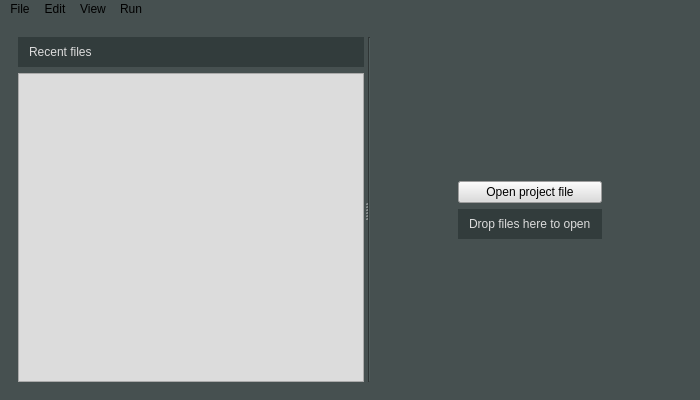
Above: gui/ui_files/mainwindow.ui from OSUDSL/pydre before the change. Below: the same form after it.
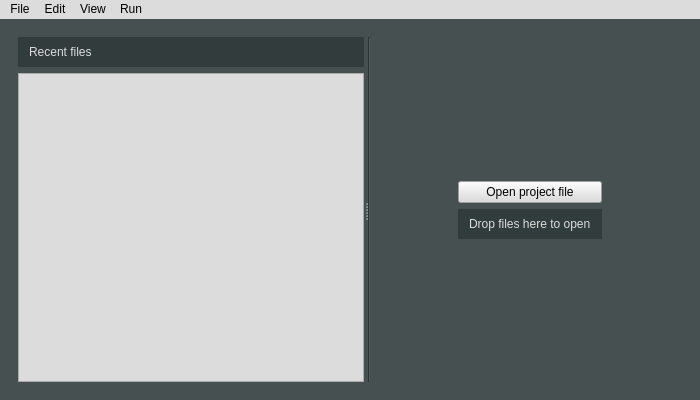
That is the form after the change.

Commit message: Changed menu bar background color to improve visibility

```diff
--- a/gui/ui_files/mainwindow.ui
+++ b/gui/ui_files/mainwindow.ui
@@ -400,6 +400,10 @@
      <height>21</height>
     </rect>
    </property>
+   <property name="styleSheet">
+    <string notr="true">background-color: rgb(220, 220, 220);
+</string>
+   </property>
    <widget class="QMenu" name="file_menu">
     <property name="title">
      <string>File</string>
```
